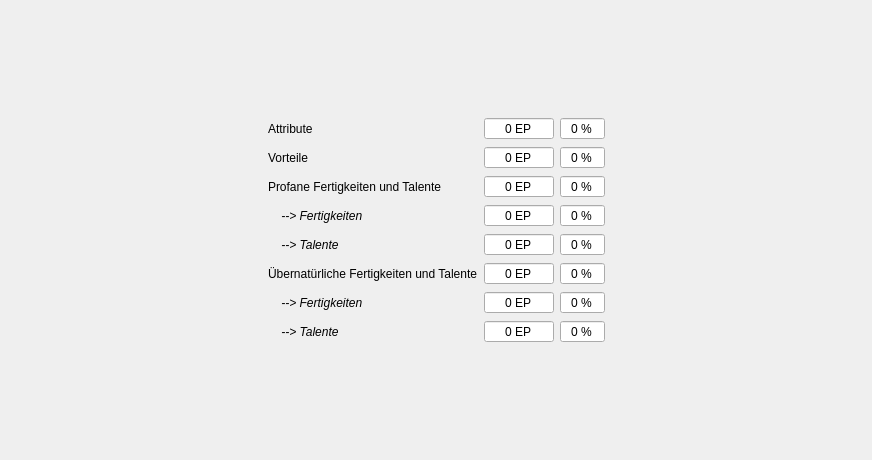
The window that UI/CharakterEP.ui (Aeolitus/Sephrasto) describes before a commit, drawn with Qt 5.
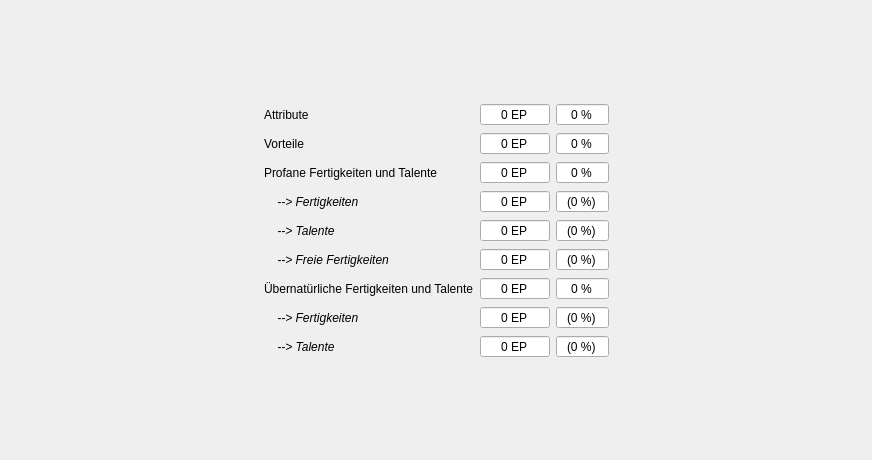
The same window after the commit.

Commit message: Added in EP Counting Tab that shows how many EP are invested into a certain area and what percentage of the total that constitutes. Tested. Seems to work.

The edit to the form file:
```diff
--- a/UI/CharakterEP.ui
+++ b/UI/CharakterEP.ui
@@ -14,7 +14,73 @@
    <string>Form</string>
   </property>
   <layout class="QGridLayout" name="gridLayout">
-   <item row="8" column="3">
+   <item row="6" column="4">
+    <widget class="QSpinBox" name="spinFreiePercent">
+     <property name="alignment">
+      <set>Qt::AlignCenter</set>
+     </property>
+     <property name="readOnly">
+      <bool>true</bool>
+     </property>
+     <property name="buttonSymbols">
+      <enum>QAbstractSpinBox::NoButtons</enum>
+     </property>
+     <property name="suffix">
+      <string> %)</string>
+     </property>
+     <property name="prefix">
+      <string>(</string>
+     </property>
+     <property name="maximum">
+      <number>100</number>
+     </property>
+    </widget>
+   </item>
+   <item row="6" column="3">
+    <widget class="QSpinBox" name="spinFreieSpent">
+     <property name="alignment">
+      <set>Qt::AlignCenter</set>
+     </property>
+     <property name="readOnly">
+      <bool>true</bool>
+     </property>
+     <property name="buttonSymbols">
+      <enum>QAbstractSpinBox::NoButtons</enum>
+     </property>
+     <property name="suffix">
+      <string> EP</string>
+     </property>
+     <property name="maximum">
+      <number>999999</number>
+     </property>
+    </widget>
+   </item>
+   <item row="6" column="1">
+    <widget class="QLabel" name="label_4">
+     <property name="font">
+      <font>
+       <italic>true</italic>
+      </font>
+     </property>
+     <property name="text">
+      <string>    --&gt; Freie Fertigkeiten</string>
+     </property>
+    </widget>
+   </item>
+   <item row="0" column="3">
+    <spacer name="verticalSpacer">
+     <property name="orientation">
+      <enum>Qt::Vertical</enum>
+     </property>
+     <property name="sizeHint" stdset="0">
+      <size>
+       <width>20</width>
+       <height>40</height>
+      </size>
+     </property>
+    </spacer>
+   </item>
+   <item row="9" column="3">
     <widget class="QSpinBox" name="spinUeberFertigkeitenSpent">
      <property name="alignment">
       <set>Qt::AlignCenter</set>
@@ -33,6 +99,19 @@
      </property>
     </widget>
    </item>
+   <item row="11" column="3">
+    <spacer name="verticalSpacer_2">
+     <property name="orientation">
+      <enum>Qt::Vertical</enum>
+     </property>
+     <property name="sizeHint" stdset="0">
+      <size>
+       <width>20</width>
+       <height>40</height>
+      </size>
+     </property>
+    </spacer>
+   </item>
    <item row="3" column="5">
     <spacer name="horizontalSpacer_2">
      <property name="orientation">
@@ -58,14 +137,17 @@
       <enum>QAbstractSpinBox::NoButtons</enum>
      </property>
      <property name="suffix">
-      <string> %</string>
+      <string> %)</string>
+     </property>
+     <property name="prefix">
+      <string>(</string>
      </property>
      <property name="maximum">
       <number>100</number>
      </property>
     </widget>
    </item>
-   <item row="9" column="1">
+   <item row="10" column="1">
     <widget class="QLabel" name="labelUeber3">
      <property name="font">
       <font>
@@ -77,26 +159,7 @@
      </property>
     </widget>
    </item>
-   <item row="4" column="4">
-    <widget class="QSpinBox" name="spinFertigkeitenPercent">
-     <property name="alignment">
-      <set>Qt::AlignCenter</set>
-     </property>
-     <property name="readOnly">
-      <bool>true</bool>
-     </property>
-     <property name="buttonSymbols">
-      <enum>QAbstractSpinBox::NoButtons</enum>
-     </property>
-     <property name="suffix">
-      <string> %</string>
-     </property>
-     <property name="maximum">
-      <number>100</number>
-     </property>
-    </widget>
-   </item>
-   <item row="9" column="3">
+   <item row="10" column="3">
     <widget class="QSpinBox" name="spinUeberTalenteSpent">
      <property name="alignment">
       <set>Qt::AlignCenter</set>
@@ -172,7 +235,7 @@
      </property>
     </widget>
    </item>
-   <item row="6" column="3">
+   <item row="7" column="3">
     <widget class="QSpinBox" name="spinUebernatuerlichSpent">
      <property name="alignment">
       <set>Qt::AlignCenter</set>
@@ -224,7 +287,7 @@
      </property>
     </widget>
    </item>
-   <item row="9" column="4">
+   <item row="10" column="4">
     <widget class="QSpinBox" name="spinUeberTalentePercent">
      <property name="alignment">
       <set>Qt::AlignCenter</set>
@@ -236,14 +299,17 @@
       <enum>QAbstractSpinBox::NoButtons</enum>
      </property>
      <property name="suffix">
-      <string> %</string>
+      <string> %)</string>
+     </property>
+     <property name="prefix">
+      <string>(</string>
      </property>
      <property name="maximum">
       <number>100</number>
      </property>
     </widget>
    </item>
-   <item row="8" column="1">
+   <item row="9" column="1">
     <widget class="QLabel" name="labelUeber2">
      <property name="font">
       <font>
@@ -313,7 +379,7 @@
      </property>
     </widget>
    </item>
-   <item row="6" column="4">
+   <item row="7" column="4">
     <widget class="QSpinBox" name="spinUebernatuerlichPercent">
      <property name="alignment">
       <set>Qt::AlignCenter</set>
@@ -332,7 +398,7 @@
      </property>
     </widget>
    </item>
-   <item row="8" column="4">
+   <item row="9" column="4">
     <widget class="QSpinBox" name="spinUeberFertigkeitenPercent">
      <property name="alignment">
       <set>Qt::AlignCenter</set>
@@ -344,7 +410,10 @@
       <enum>QAbstractSpinBox::NoButtons</enum>
      </property>
      <property name="suffix">
-      <string> %</string>
+      <string> %)</string>
+     </property>
+     <property name="prefix">
+      <string>(</string>
      </property>
      <property name="maximum">
       <number>100</number>
@@ -413,17 +482,17 @@
      </property>
     </widget>
    </item>
-   <item row="6" column="1">
+   <item row="7" column="1">
     <widget class="QLabel" name="labelUeber1">
      <property name="text">
       <string>Übernatürliche Fertigkeiten und Talente</string>
      </property>
     </widget>
    </item>
-   <item row="10" column="3">
-    <spacer name="verticalSpacer_2">
-     <property name="orientation">
-      <enum>Qt::Vertical</enum>
+   <item row="4" column="4">
+    <widget class="QSpinBox" name="spinFertigkeitenPercent">
+     <property name="alignment">
+      <set>Qt::AlignCenter</set>
      </property>
      <property name="sizeHint" stdset="0">
       <size>
@@ -431,20 +500,19 @@
        <height>40</height>
       </size>
      </property>
-    </spacer>
-   </item>
-   <item row="0" column="3">
-    <spacer name="verticalSpacer">
-     <property name="orientation">
-      <enum>Qt::Vertical</enum>
+     <property name="buttonSymbols">
+      <enum>QAbstractSpinBox::NoButtons</enum>
      </property>
-     <property name="sizeHint" stdset="0">
-      <size>
-       <width>20</width>
-       <height>40</height>
-      </size>
+     <property name="suffix">
+      <string> %)</string>
      </property>
-    </spacer>
+     <property name="prefix">
+      <string>(</string>
+     </property>
+     <property name="maximum">
+      <number>100</number>
+     </property>
+    </widget>
    </item>
   </layout>
  </widget>
```
Left out of the diff: 7 changed lines with no effect on the pictures. The commit also changes 4 other files.
